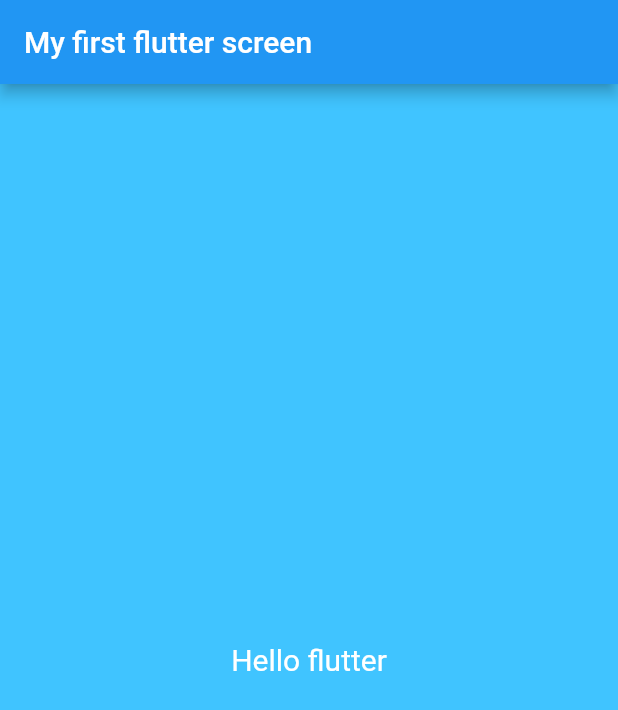
After one commit to raystatic/First_flutter_app, a Flutter app: the screen it shows after launch, on a phone screen of 412 x 824 dp. The commit adds this screen. Shown: the top 710 px of the screen. Run offline on Flutter 3.47's test engine with Material 2 defaults, Android fonts, the phone set to English and light mode, and no system bars.

Commit message:
organised the code structure

```diff
--- /dev/null
+++ b/lib/app_screens/first_screen.dart
@@ -0,0 +1,18 @@
+import 'package:flutter/material.dart';
+
+class FirstScreen extends StatelessWidget{
+
+  @override
+  Widget build(BuildContext context) {
+    return Material(
+        color: Colors.lightBlueAccent,
+        child:   Center(
+            child: Text(
+              "Hello flutter",
+              textDirection: TextDirection.ltr,
+              style: TextStyle(color: Colors.white, fontSize: 20.0),
+            )
+        )
+    );
+  }
+}
--- a/lib/main.dart
+++ b/lib/main.dart
@@ -1,25 +1,20 @@
+import 'package:first_flutter_app/app_screens/first_screen.dart';
 import 'package:flutter/material.dart';
 
-void main() {
+void main() => runApp(new MyFlutterApp());
 
-  runApp(
-      new MaterialApp(
+
+class MyFlutterApp extends StatelessWidget{
+
+  @override
+  Widget build(BuildContext context) {
+    return  new MaterialApp(
+        debugShowCheckedModeBanner: false,
         title: "My Flutter App",
         home: Scaffold(
-          appBar: AppBar(title: Text("My first flutter screen"),),
-          body:
-          new Material(
-            color: Colors.lightBlueAccent,
-            child:   Center(
-              child: Text(
-                "Hello flutter",
-                textDirection: TextDirection.ltr,
-                style: TextStyle(color: Colors.white, fontSize: 20.0),
-              )
-            )
-          )
+            appBar: AppBar(title: Text("My first flutter screen"),),
+            body: FirstScreen()
         )
-      )
-
-  );
+    );
+  }
 }
```
